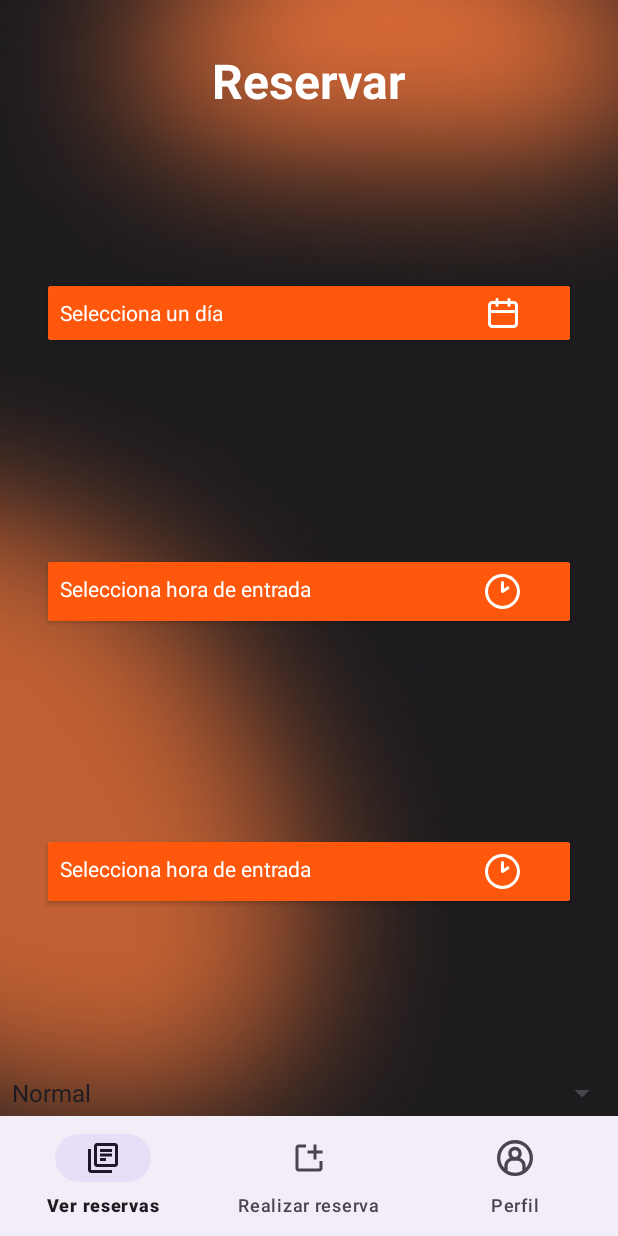
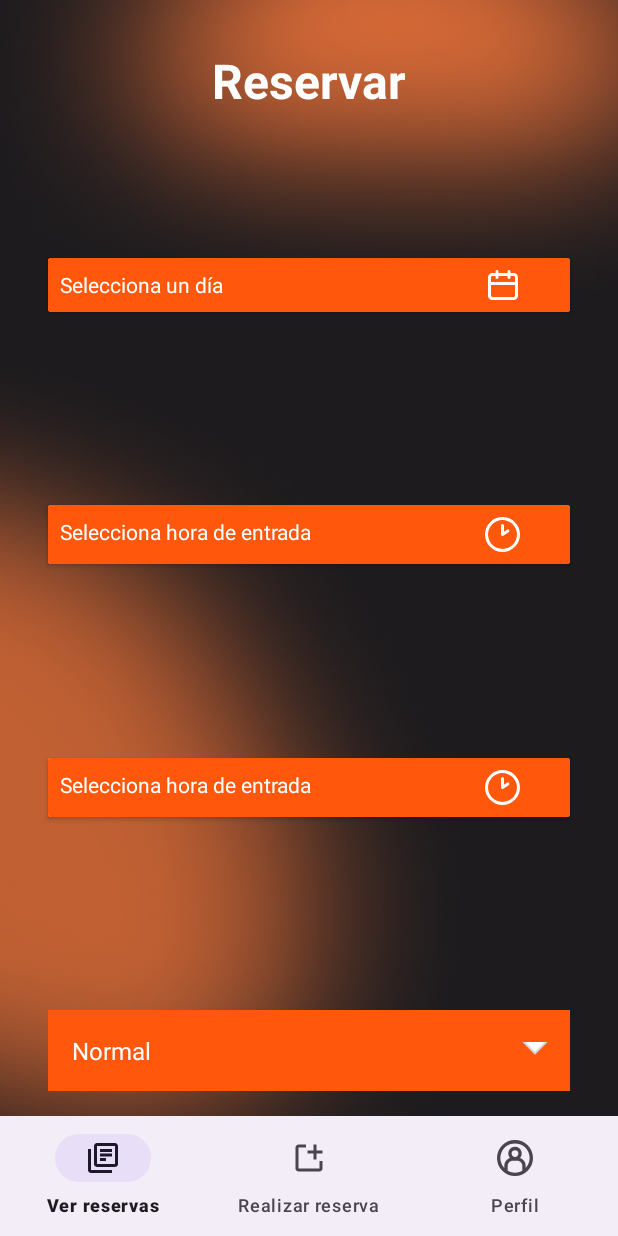
Before and after one commit to egoitz-ehu/ParkingELadron, an Android app: the CrearFragment screen opened through its navigation route, on a phone screen of 412 x 824 dp. Run offline under Robolectric (Android 15) with nearby library versions, the phone set to English and light mode, and no system bars; our stand-ins replace navigation-ui.

Commit message:
Selector de tipo de parking(Spinner)

```diff
--- a/app/src/main/java/com/lksnext/ParkingELadron/view/fragment/CrearFragment.java
+++ b/app/src/main/java/com/lksnext/ParkingELadron/view/fragment/CrearFragment.java
@@ -128,7 +128,7 @@ public class CrearFragment extends Fragment {
                 getString(R.string.op_minusvalido),
                 getString(R.string.op_moto)
         };
-        ArrayAdapter<String> adapter = new ArrayAdapter<String>(getContext(), android.R.layout.simple_spinner_item, opciones);
+        ArrayAdapter<String> adapter = new ArrayAdapter<String>(getContext(), R.drawable.spinner_selected_item, opciones);
         adapter.setDropDownViewResource(android.R.layout.simple_spinner_dropdown_item);
         binding.spinner.setAdapter(adapter);
         binding.spinner.setOnItemSelectedListener(new AdapterView.OnItemSelectedListener() {
--- /dev/null
+++ b/app/src/main/res/drawable/spinner_bg.xml
@@ -0,0 +1,25 @@
+<?xml version="1.0" encoding="utf-8"?>
+<layer-list xmlns:android="http://schemas.android.com/apk/res/android">
+    <item>
+        <color android:color="@color/mainOrange" />
+    </item>
+    <item android:gravity="center_vertical|right" android:right="8dp">
+        <layer-list>
+            <item android:width="12dp" android:height="12dp" android:gravity="center" android:bottom="10dp">
+                <rotate
+                    android:fromDegrees="45"
+                    android:toDegrees="45">
+                    <shape android:shape="rectangle">
+                        <solid android:color="#FFFFFF" />
+                        <stroke android:color="#D4D3D3" android:width="1dp"/>
+                    </shape>
+                </rotate>
+            </item>
+            <item android:width="30dp" android:height="10dp" android:bottom="21dp" android:gravity="center">
+                <shape android:shape="rectangle">
+                    <solid android:color="@color/mainOrange"/>
+                </shape>
+            </item>
+        </layer-list>
+    </item>
+</layer-list>
--- /dev/null
+++ b/app/src/main/res/drawable/spinner_selected_item.xml
@@ -0,0 +1,8 @@
+<TextView xmlns:android="http://schemas.android.com/apk/res/android"
+    android:id="@+id/textoSpinner"
+    android:layout_width="match_parent"
+    android:layout_height="wrap_content"
+    android:gravity="center_vertical"
+    android:padding="16dp"
+    android:textSize="16sp"
+    android:textColor="@android:color/white" />
--- a/app/src/main/res/layout/fragment_crear.xml
+++ b/app/src/main/res/layout/fragment_crear.xml
@@ -120,14 +120,16 @@
         </LinearLayout>
     </androidx.cardview.widget.CardView>
 
-    <androidx.appcompat.widget.AppCompatSpinner
-        android:id="@+id/spinner"
-        android:layout_width="match_parent"
-        android:layout_height="wrap_content"
-        app:layout_constraintTop_toBottomOf="@+id/cvHoraSalida"
-        app:layout_constraintBottom_toBottomOf="parent"
-        app:layout_constraintStart_toStartOf="parent"
-        app:layout_constraintEnd_toEndOf="parent"/>
+   <Spinner
+       android:id="@+id/spinner"
+       android:layout_width="match_parent"
+       android:layout_height="wrap_content"
+       app:layout_constraintTop_toBottomOf="@id/cvHoraSalida"
+       app:layout_constraintStart_toStartOf="parent"
+       app:layout_constraintEnd_toEndOf="parent"
+       app:layout_constraintBottom_toBottomOf="parent"
+       android:background="@drawable/spinner_bg"
+       android:layout_margin="32dp"/>
 
 
 </androidx.constraintlayout.widget.ConstraintLayout>
```
